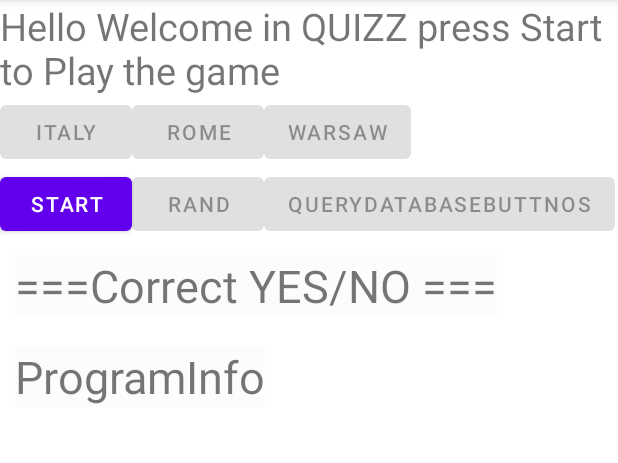
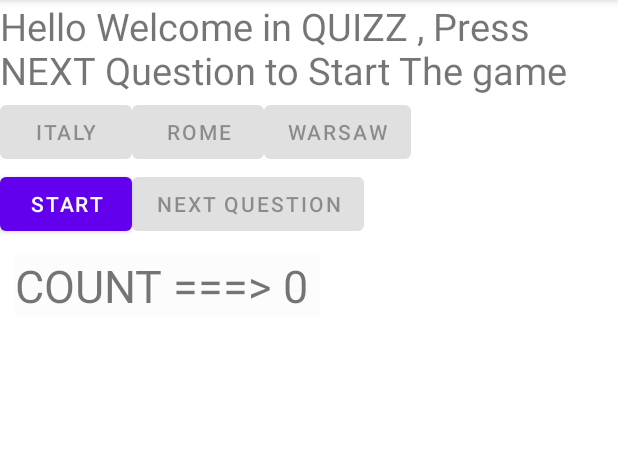
Before and after one commit to Kajmank2/Quizz-APP-DB, an Android app: the GameActivity screen opened directly, with no data from a screen before it, on a phone screen of 412 x 824 dp, the part 84-547 px from its top. Run offline under Robolectric (Android 15) with nearby library versions, the phone set to English and light mode, and no system bars.

```diff
--- a/app/src/main/java/com/example/geoappdb/GameActivity.java
+++ b/app/src/main/java/com/example/geoappdb/GameActivity.java
@@ -3,6 +3,7 @@ package com.example.geoappdb;
 import android.content.res.ColorStateList;
 import android.database.Cursor;
 import android.database.sqlite.SQLiteDatabase;
+import android.graphics.Color;
 import android.os.Bundle;
 import android.view.View;
 import android.widget.Button;
@@ -20,10 +21,11 @@ import java.util.Random;
 public class GameActivity extends AppCompatActivity{
     QuestionDBHELPER questionDBHELPER;
     SQLiteDatabase sqldb=null;
-    String CurrQuestion,CurrCuntry,FalseQuestion1,FalseQuestion2,FalseQuestion3;
+    String CurrQuestion,CurrCuntry,FalseQuestion1,FalseQuestion2,FalseQuestion3,trueAnswer;
     Random alea;
-    Button startbtn,randquestionbtn,button1,button2,button3,querybttn;
-    TextView ansText,programinfotv,question;
+    Button startbtn,button1,button2,button3,querybttn;
+    TextView ansText,question;
+    Integer count=0;
     ArrayList<String> questionList = new ArrayList<>();
 
     protected void onCreate(Bundle savedInstanceState) {
@@ -39,23 +41,55 @@ public class GameActivity extends AppCompatActivity{
         Toast.makeText(this,"DB name:" + questionDBHELPER.getDatabaseName(),
                 Toast.LENGTH_LONG).show();
         System.out.println("=========== \n"+questionDBHELPER.getDatabaseName());
-        programinfotv.setText("EXTRA EXTRA DATABASE WORK");
         enableButtons(true);
         question.setText("Nice ! click no RandButton in aim to give a question");
         startbtn.setEnabled(false);
+        enableButton(false);
+    }
+    public void Validate1(View v){
+    querybttn.setEnabled(true);
+    enableButton(false);
+    colorButtons();
+    if (button1.getText().toString()==trueAnswer){
+        button1.setBackgroundColor(Color.GREEN);
+        count++;
+        ansText.setText(
+                "COUNT ===>  " + count.toString());
+    }
+    button2.setBackgroundColor(Color.RED);
+    button3.setBackgroundColor(Color.RED);
+    }
+    public void Validate2(View v){
+        querybttn.setEnabled(true);
+        enableButton(false);
+        colorButtons();
+        if (button2.getText().toString()==trueAnswer) {
+            button2.setBackgroundColor(Color.GREEN);
+            count++;
+            ansText.setText(
+                    "COUNT ===>  " + count.toString() );
+        }
+        button1.setBackgroundColor(Color.RED);
+        button3.setBackgroundColor(Color.RED);
+    }
+    public void Validate3(View v){
+        querybttn.setEnabled(true);
+        enableButton(false);
+        colorButtons();
+        if (button3.getText().toString()==trueAnswer) {
+            button3.setBackgroundColor(Color.GREEN);
+            count++;
+            ansText.setText(
+                    "COUNT ===>  " + count.toString());
+        }
+        button1.setBackgroundColor(Color.RED);
+        button2.setBackgroundColor(Color.RED);
     }
 
-
-    public void randQuestion(View v){
-        ArrayList<String> questionList = new ArrayList<>();
-        questionList.add("What is the Capitalize in ");
-        questionList.add("How many popopulation is in [k]");
-        questionList.add("What is the currency in");
-        int val = 0+alea.nextInt(3);
-        question.setText(questionList.get(val));
-    }
     public void queryDatabaseBUTTNOS(View view) {
-        // COUNTRY
+        querybttn.setEnabled(false);
+        enableButton(true);
+        colorButtons();
         Cursor entries = sqldb.query(QuestionDBHELPER.TABLE_NAME,
                 QuestionDBHELPER.columns,
                 null,
@@ -100,47 +134,10 @@ public class GameActivity extends AppCompatActivity{
     }
 
     private void processCursorCapital(Cursor c) {
-/*
-        ArrayList<String> allRecords = new ArrayList<>();
-        String entry = new String();
-        c.moveToFirst();
-        String cols[] = c.getColumnNames();
-        while (!c.isAfterLast()){
-            entry="";
-            for(int colnb=2;colnb<3;colnb++){
-                switch (c.getType(colnb)){
-                    case Cursor.FIELD_TYPE_STRING:
-                        entry+=c.getString(colnb);
-                        break;
-                    case Cursor.FIELD_TYPE_INTEGER:
-                        entry+="\n"+cols[colnb]+": "+c.getInt(colnb);
-                        break;
-                }
-            }
-            allRecords.add(entry);
-            c.moveToNext();
-        }
-        String allEntries = new String();
-        for (String line: allRecords)
-            allEntries+=line;
-
-        // TRUE FOR BUTTON
-        int val = 1+alea.nextInt(4);
-        if (val==1){
-            button1.setText(allEntries);
-        }else if(val==2){
-            button2.setText(allEntries);
-        }else
-            button3.setText(allEntries);
-
- */
-
-        //==========================================
         if(CurrQuestion==questionList.get(0)){
              ArrayList<String> allRecords = new ArrayList<>();
             String entry = new String();
             c.moveToFirst();
-            String cols[] = c.getColumnNames();
             while (!c.isAfterLast()){
                 entry="";
                 for(int colnb=2;colnb<3;colnb++){
@@ -168,6 +165,7 @@ public class GameActivity extends AppCompatActivity{
                 button2.setText(allEntries);
             }else
                 button3.setText(allEntries);
+            trueAnswer=allEntries;
         }else if(CurrQuestion==questionList.get(1)){
             ArrayList<String> allPopulationFalse = new ArrayList<>();
             c.moveToFirst();
@@ -197,6 +195,7 @@ public class GameActivity extends AppCompatActivity{
                 button2.setText(allEntries);
             }else
                 button3.setText(allEntries);
+            trueAnswer=allEntries;
         }else{
             ArrayList<String> allCurrencyFalse = new ArrayList<>();
             c.moveToFirst();
@@ -206,7 +205,7 @@ public class GameActivity extends AppCompatActivity{
                 for(int colnb=4;colnb<5;colnb++){
                     switch (c.getType(colnb)){
                         case Cursor.FIELD_TYPE_STRING:
-                            entry+=c.getInt(colnb);
+                            entry+=c.getString(colnb);
                             break;
                     }
                 }
@@ -225,6 +224,7 @@ public class GameActivity extends AppCompatActivity{
                 button2.setText(allEntries);
             }else
                 button3.setText(allEntries);
+            trueAnswer=allEntries;
         }
 
     }
@@ -265,7 +265,7 @@ public class GameActivity extends AppCompatActivity{
         // QUESTION ----------------------------> VALUE
         CurrQuestion=questionList.get(val);
     }
-
+//NAMES FOR BUTTON METHOD
     private void processCursorCountryFalse(Cursor c) {
         ArrayList<String> allCountry = new ArrayList<>();
         String entry = new String();    //for displaing content intoTV
@@ -328,7 +328,7 @@ public class GameActivity extends AppCompatActivity{
             button1.setText(allPopulationFalse.get(0));
             button2.setText(allPopulationFalse.get(1));
             button3.setText(allPopulationFalse.get(2));
-        }else{
+        }else if(CurrQuestion==questionList.get(2)){
             ArrayList<String> allCurrencyFalse = new ArrayList<>();
             c.moveToFirst();
 
@@ -337,7 +337,7 @@ public class GameActivity extends AppCompatActivity{
                 for(int colnb=4;colnb<5;colnb++){
                     switch (c.getType(colnb)){
                         case Cursor.FIELD_TYPE_STRING:
-                            entry+=c.getInt(colnb);
+                            entry+=c.getString(colnb);
                             break;
                     }
                 }
@@ -353,38 +353,33 @@ public class GameActivity extends AppCompatActivity{
         FalseQuestion2= allCountry.get(1);
         FalseQuestion3= allCountry.get(2);
     }
-    public void queryDatabase(View view) {
-        Cursor entries = sqldb.query(QuestionDBHELPER.TABLE_NAME,
-                QuestionDBHELPER.columns,
-                null,
-                null,
-                null,
-                null, "RANDOM()","1"
-        );
-        processCursorCountry(entries);
-    }
-    //////////////////////////
-    public void submit(View v){
-    }
+
     private void  getViewsReferences(){
         button1 = findViewById(R.id.button1);
         button2 = findViewById(R.id.button2);
         button3 = findViewById(R.id.button3);
         startbtn=findViewById(R.id.startbtn);
         querybttn=findViewById(R.id.querybttn);
-        randquestionbtn=findViewById(R.id.randquestionbtn);
+
 
         // TEXT
-        programinfotv=findViewById(R.id.programinfotv);
         ansText=findViewById(R.id.ansText);
         question=findViewById(R.id.question);
-        randquestionbtn=findViewById(R.id.randquestionbtn);
     }
     private void enableButtons(boolean enable) {
     button1.setEnabled(enable);
+    button2.setEnabled(enable);
+    button3.setEnabled(enable);
+    querybttn.setEnabled(enable);
+    }
+    private void colorButtons() {
+        button1.setBackgroundColor(Color.GRAY);
+        button2.setBackgroundColor(Color.GRAY);
+        button3.setBackgroundColor(Color.GRAY);
+    }
+    private void enableButton(boolean enable) {
+        button1.setEnabled(enable);
         button2.setEnabled(enable);
         button3.setEnabled(enable);
-        querybttn.setEnabled(enable);
-        randquestionbtn.setEnabled(enable);
     }
 }
--- a/app/src/main/java/com/example/geoappdb/ManageActivity.java
+++ b/app/src/main/java/com/example/geoappdb/ManageActivity.java
@@ -124,7 +124,7 @@ public class ManageActivity extends AppCompatActivity {
 
     private void processCursor(Cursor c) {
         ArrayList<String> allRecords = new ArrayList<>();
-        String entry = new String();    //for displaing content intoTV
+        String entry = new String();
         c.moveToFirst();
         String cols[] = c.getColumnNames();
         while (!c.isAfterLast()){
@@ -169,7 +169,6 @@ public class ManageActivity extends AppCompatActivity {
         entrybtn.setEnabled(enable);
         querybtn.setEnabled(enable);
         coutnbtn.setEnabled(enable);
-        initbtn.setEnabled(enable);
     }
     private void getViewsReferences() {
         tvdbinfo = findViewById(R.id.tvdbinfo);
--- a/app/src/main/res/layout/game_activity.xml
+++ b/app/src/main/res/layout/game_activity.xml
@@ -8,12 +8,12 @@
         android:id="@+id/question"
         android:layout_width="match_parent"
         android:layout_height="wrap_content"
-        android:text="Hello Welcome in QUIZZ press Start to Play the game"
+        android:text="Hello Welcome in QUIZZ , Press NEXT Question to Start The game"
         android:textSize="25dp"/>
     <LinearLayout android:layout_width="match_parent" android:layout_height="wrap_content" android:orientation="horizontal">
-        <Button android:id="@+id/button1" android:layout_width="wrap_content" android:layout_height="wrap_content" android:text="ITALY" android:onClick="Validate"/>
-        <Button android:id="@+id/button2" android:layout_width="wrap_content" android:layout_height="wrap_content" android:text="ROME" android:onClick="Validate"/>
-        <Button android:id="@+id/button3" android:layout_width="wrap_content" android:layout_height="wrap_content" android:text="Warsaw" android:onClick="Validate"/>
+        <Button android:id="@+id/button1" android:layout_width="wrap_content" android:layout_height="wrap_content" android:text="ITALY" android:onClick="Validate1"/>
+        <Button android:id="@+id/button2" android:layout_width="wrap_content" android:layout_height="wrap_content" android:text="ROME" android:onClick="Validate2"/>
+        <Button android:id="@+id/button3" android:layout_width="wrap_content" android:layout_height="wrap_content" android:text="Warsaw" android:onClick="Validate3"/>
     </LinearLayout>
 
     <LinearLayout android:layout_width="match_parent" android:layout_height="wrap_content" android:orientation="horizontal">
@@ -21,13 +21,9 @@
         android:layout_width="wrap_content"
         android:layout_height="wrap_content" android:text="start"
         android:onClick="start"/>
-        <Button android:id="@+id/randquestionbtn"
-            android:layout_width="wrap_content"
-            android:layout_height="wrap_content" android:text="Rand"
-            android:onClick="querySpecial"/>
         <Button android:id="@+id/querybttn"
             android:layout_width="wrap_content"
-            android:layout_height="wrap_content" android:text="queryDatabaseBUTTNOS"
+            android:layout_height="wrap_content" android:text="Next Question"
             android:onClick="queryDatabaseBUTTNOS"/>
 
     </LinearLayout>
@@ -37,15 +33,8 @@
         android:layout_height="wrap_content"
         android:layout_margin="10dp"
         android:background="@color/cardview_shadow_end_color"
-        android:text="===Correct YES/NO ==="
-        android:textSize="30dp" />
-    <TextView
-        android:id="@+id/programinfotv"
-        android:layout_width="wrap_content"
-        android:layout_height="wrap_content"
-        android:layout_margin="10dp"
-        android:background="@color/cardview_shadow_end_color"
-        android:text="ProgramInfo"
+        android:text="COUNT ===> 0 "
         android:textSize="30dp" />
 
+
 </LinearLayout>
```
Also changed, not shown: app/src/main/res/layout/manage_activity.xml (+6 -13 lines).
